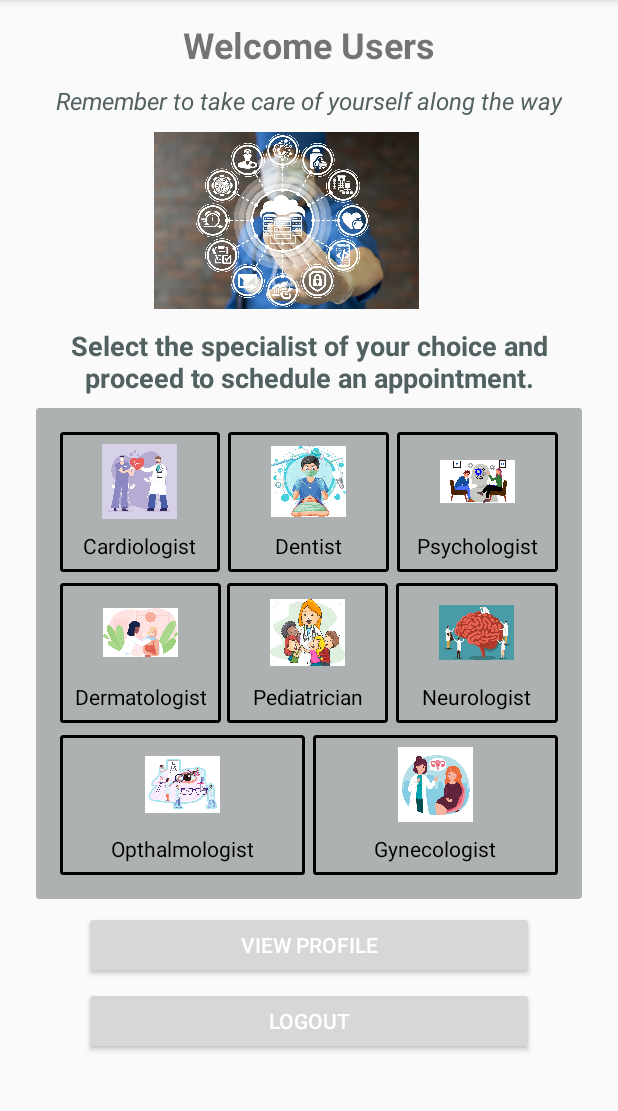
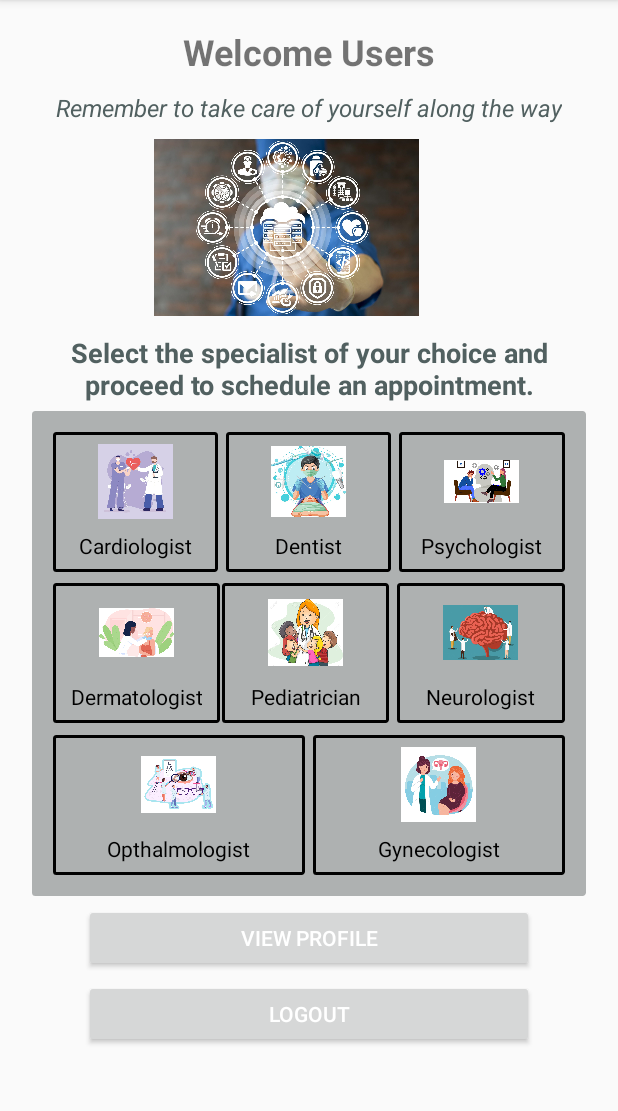
Before and after one commit to Barsha-RokaMagar/AndroidFinalProject, an Android app: the PatientPage screen opened directly, with no data from a screen before it, on a phone screen of 412 x 824 dp, the part 84-1195 px from its top. Run offline under Robolectric (Android 15) with nearby library versions, the phone set to English and light mode, and no system bars.

Commit message:
designing  patientprofile

```diff
--- a/app/src/main/java/com/example/androidfinalproject/PatientPage.java
+++ b/app/src/main/java/com/example/androidfinalproject/PatientPage.java
@@ -2,6 +2,8 @@ package com.example.androidfinalproject;
 
 import android.content.Intent;
 import android.os.Bundle;
+import android.util.Log;
+
 
 import androidx.activity.EdgeToEdge;
 import androidx.appcompat.app.AppCompatActivity;
@@ -12,7 +14,7 @@ import android.widget.LinearLayout;
 
 
 public class PatientPage extends AppCompatActivity {
-    Button btn;
+    Button logout, viewprofile;
 
     @Override
     protected void onCreate(Bundle savedInstanceState) {
@@ -28,7 +30,8 @@ public class PatientPage extends AppCompatActivity {
         LinearLayout neurologistLayout = findViewById(R.id.neurologistLayout);
         LinearLayout opthalmologistLayout = findViewById(R.id.opthalmologistLayout);
         LinearLayout gynecologistLayout = findViewById(R.id.gynecologistLayout);
-        btn = findViewById(R.id.logoutBtn);
+        logout = findViewById(R.id.logoutBtn);
+        viewprofile = findViewById(R.id.viewprofile);
 
 
         cardiologistLayout.setOnClickListener(new View.OnClickListener() {
@@ -89,7 +92,7 @@ public class PatientPage extends AppCompatActivity {
         });
 
 
-        btn.setOnClickListener(new View.OnClickListener() {
+        logout.setOnClickListener(new View.OnClickListener() {
             @Override
             public void onClick(View view) {
                 Intent intent = new Intent(PatientPage.this, Loginpage.class);
@@ -99,6 +102,15 @@ public class PatientPage extends AppCompatActivity {
             }
         });
 
+        viewprofile.setOnClickListener(new View.OnClickListener() {
+            @Override
+            public void onClick(View view) {
+                Log.d("PatientPage", "View Profile button clicked");
+                Intent intent = new Intent(PatientPage.this, PatientsProfile.class);
+                startActivity(intent);
+            }
+        });
+
 
 
     }
--- a/app/src/main/res/layout/activity_patient_page.xml
+++ b/app/src/main/res/layout/activity_patient_page.xml
@@ -57,8 +57,8 @@
         android:backgroundTint="@color/lightgrey"
         android:backgroundTintMode="screen"
         android:orientation="vertical"
-        android:layout_margin="8dp"
-        android:padding="16dp">
+        android:layout_margin="5dp"
+        android:padding="14dp">
 
         <LinearLayout
             android:layout_width="match_parent"
@@ -156,7 +156,7 @@
             <LinearLayout
                 android:id="@+id/dermatologistLayout"
                 android:layout_width="0dp"
-                android:layout_marginEnd="4dp"
+                android:layout_marginEnd="1dp"
                 android:layout_height="wrap_content"
                 android:layout_weight="1"
                 android:orientation="vertical"
```
Also changed, not shown: app/src/main/java/com/example/androidfinalproject/MainActivity.java (+0 -9 lines), app/src/main/java/com/example/androidfinalproject/PatientsProfile.java (+1 -12 lines).
